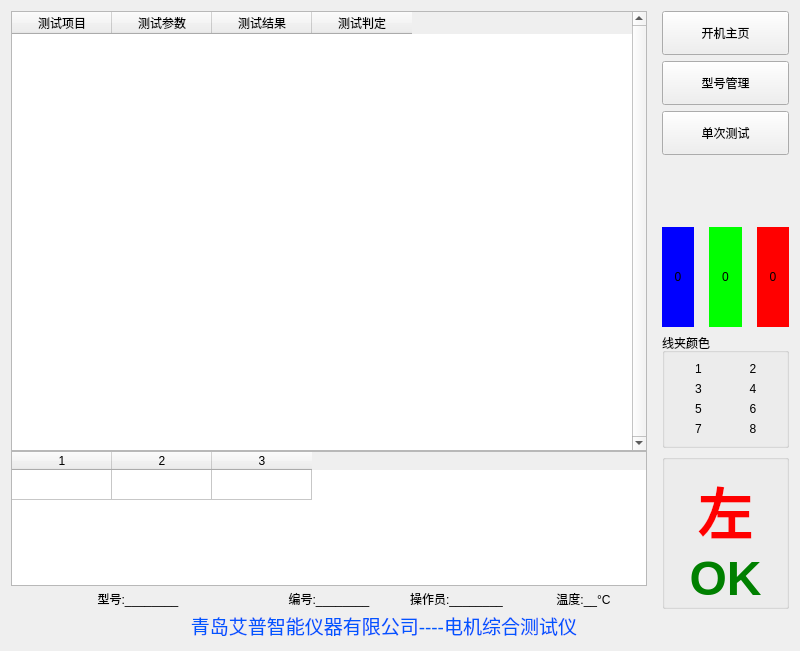
First picture: the form in WinTest.ui, repository bloglink/aip-tester, before the edit.
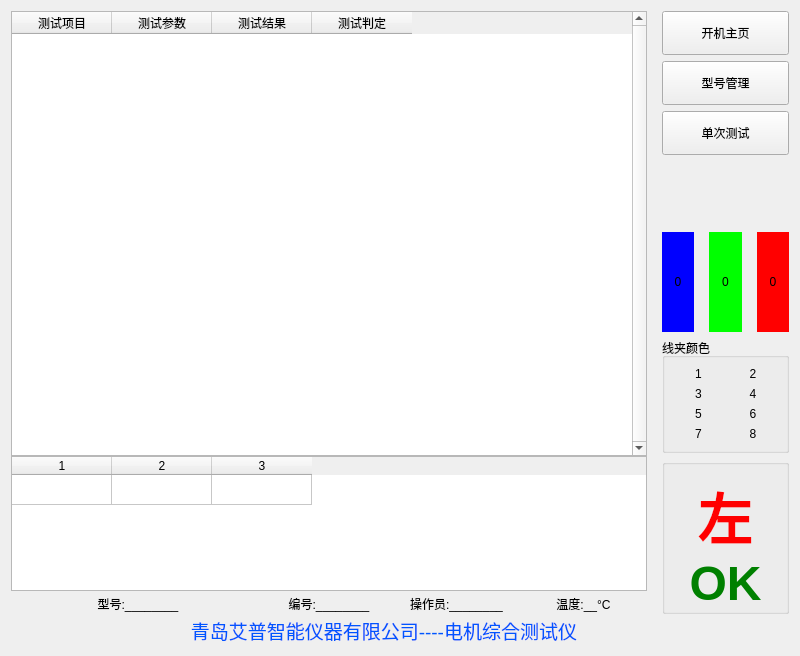
Second picture: the form after the edit. Icons and pictures are not drawn.

The edit to the form file:
```diff
--- a/WinTest.ui
+++ b/WinTest.ui
@@ -7,7 +7,7 @@
     <x>0</x>
     <y>0</y>
     <width>800</width>
-    <height>647</height>
+    <height>656</height>
    </rect>
   </property>
   <property name="windowTitle">
@@ -250,7 +250,7 @@
    </item>
    <item>
     <widget class="QWidget" name="widget" native="true">
-     <layout class="QVBoxLayout" name="verticalLayout_2" stretch="0,0,0,1,1,0,1,0">
+     <layout class="QVBoxLayout" name="verticalLayout_2" stretch="0,0,0,0,1,1,0,1,0">
       <property name="leftMargin">
        <number>0</number>
       </property>
@@ -302,6 +302,19 @@
         </property>
        </widget>
       </item>
+      <item>
+       <spacer name="verticalSpacer">
+        <property name="orientation">
+         <enum>Qt::Vertical</enum>
+        </property>
+        <property name="sizeHint" stdset="0">
+         <size>
+          <width>20</width>
+          <height>40</height>
+         </size>
+        </property>
+       </spacer>
+      </item>
       <item>
        <widget class="QLabel" name="label_2">
         <property name="minimumSize">
```
